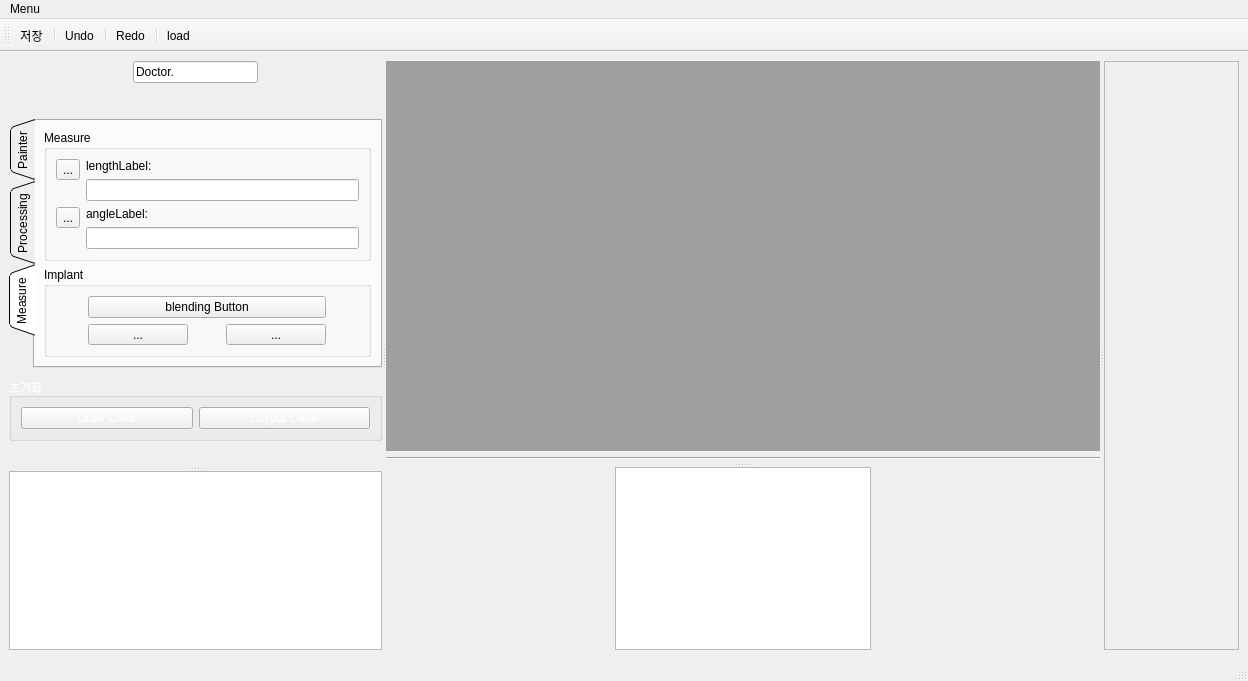
First picture: the form in DentistApp10/DentistApp/mainwindow.ui, repository Jyeong2c/Project, before the edit.
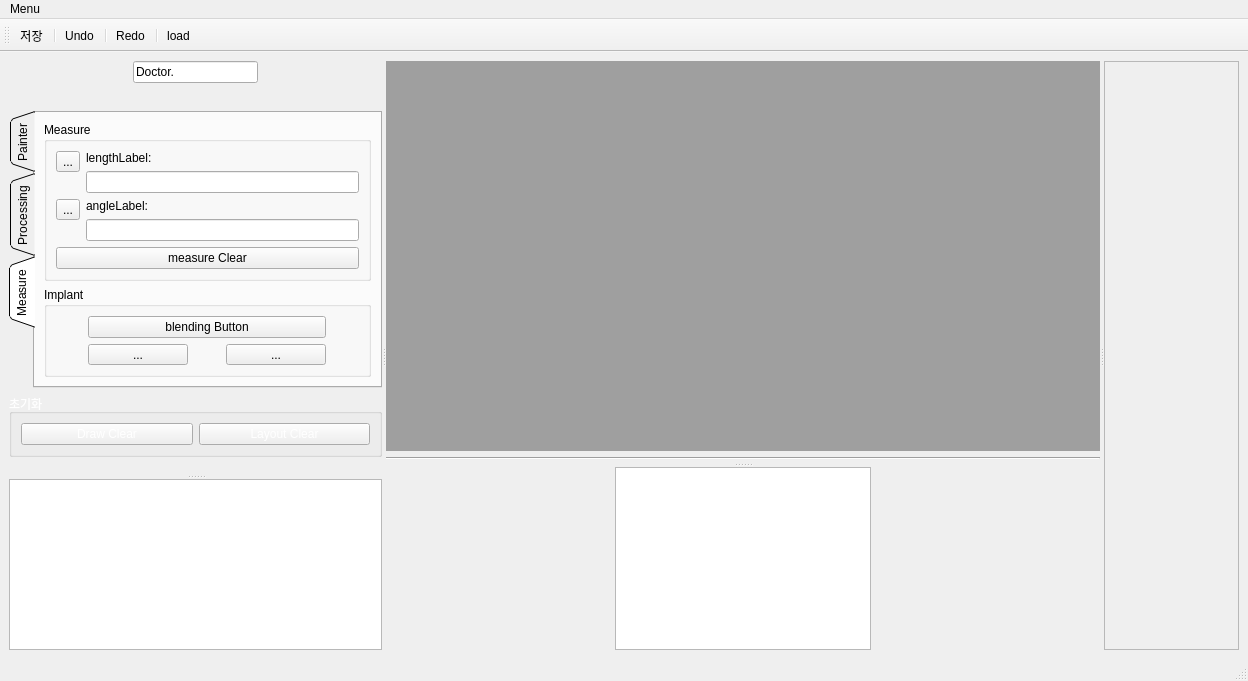
Second picture: the form after the edit. Icons and pictures are not drawn.

Diff of the .ui file:
```diff
--- a/DentistApp10/DentistApp/mainwindow.ui
+++ b/DentistApp10/DentistApp/mainwindow.ui
@@ -522,6 +522,8 @@
                 <property name="title">
                  <string>Measure</string>
                 </property>
+                <layout class="QVBoxLayout" name="verticalLayout_13">
+                 <item>
                 <layout class="QVBoxLayout" name="verticalLayout_12">
                  <item>
                   <layout class="QFormLayout" name="formLayout">
@@ -602,6 +604,15 @@
                       <widget class="QLineEdit" name="angleLineEdit"/>
                      </item>
                     </layout>
+                     </item>
+                    </layout>
+                   </item>
+                   <item>
+                    <widget class="QPushButton" name="measureClear">
+                     <property name="text">
+                      <string>measure Clear</string>
+                     </property>
+                    </widget>
                    </item>
                   </layout>
                  </item>
```
Lines whose indentation alone changed are shown as unchanged.
